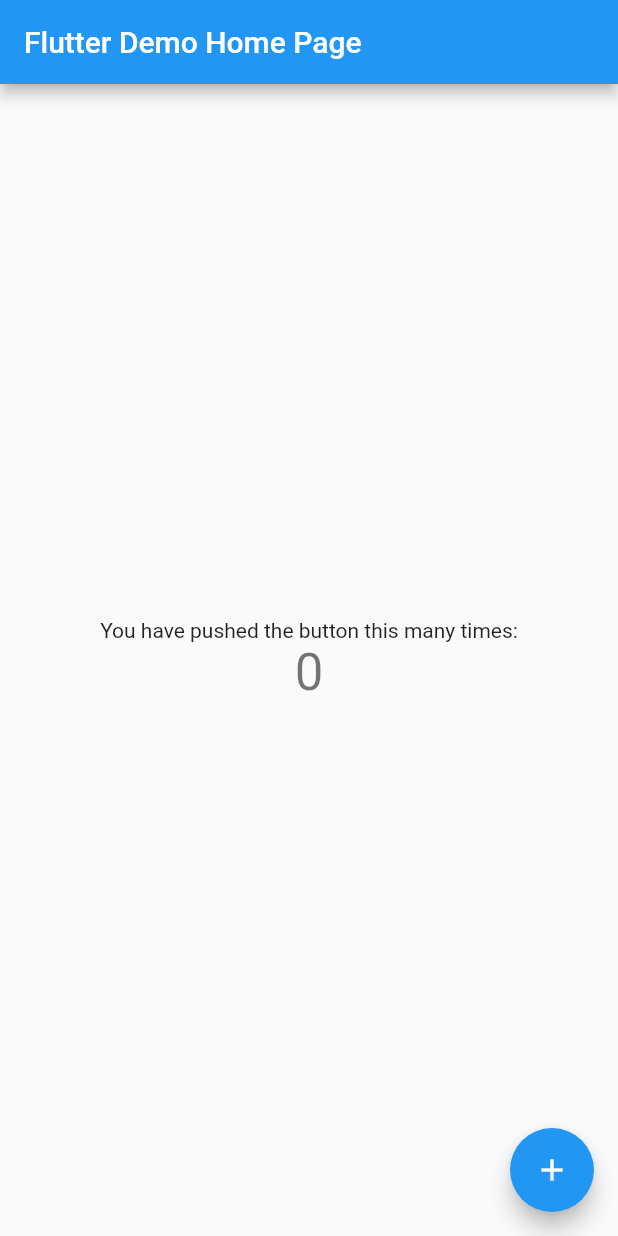
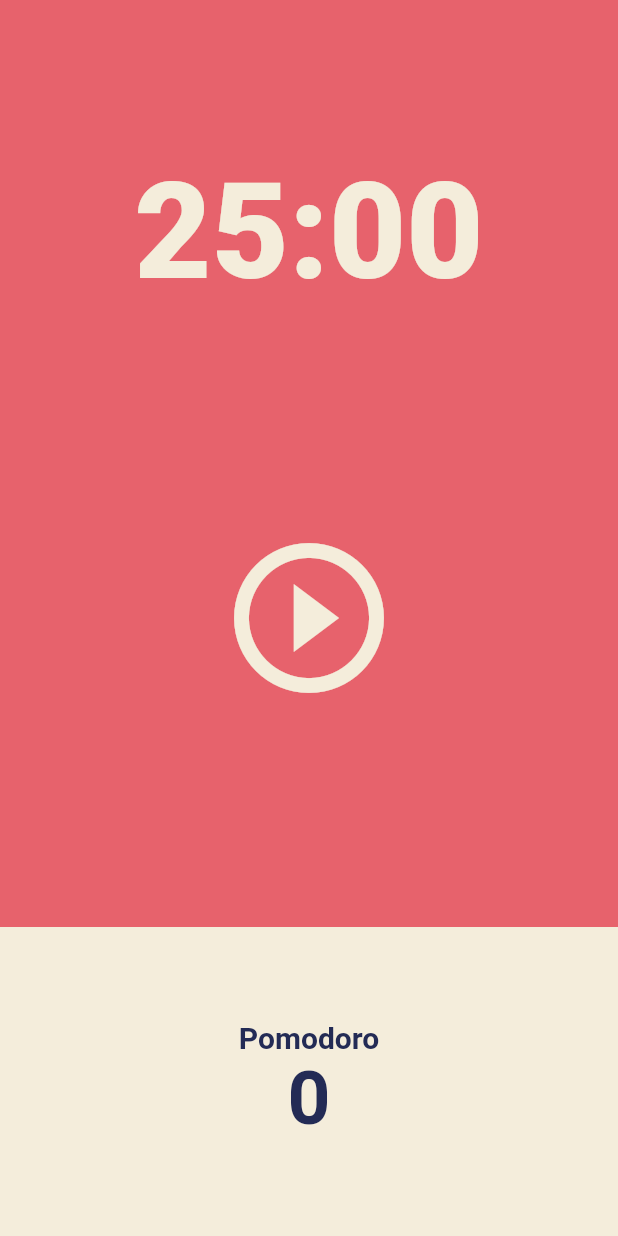
Before and after one commit to Dolphin-PC/pomodoro, a Flutter app: the screen it shows after launch, on a phone screen of 412 x 824 dp. Run offline on Flutter 3.47's test engine with Material 2 defaults, Android fonts, the phone set to English and light mode, and no system bars.

Commit message:
User Interface

```diff
--- a/lib/main.dart
+++ b/lib/main.dart
@@ -1,4 +1,5 @@
 import 'package:flutter/material.dart';
+import 'package:pomodoro/screens/home_screen.dart';
 
 void main() {
   runApp(const MyApp());
@@ -13,103 +14,15 @@ class MyApp extends StatelessWidget {
     return MaterialApp(
       title: 'Flutter Demo',
       theme: ThemeData(
-        // This is the theme of your application.
-        //
-        // Try running your application with "flutter run". You'll see the
-        // application has a blue toolbar. Then, without quitting the app, try
-        // changing the primarySwatch below to Colors.green and then invoke
-        // "hot reload" (press "r" in the console where you ran "flutter run",
-        // or simply save your changes to "hot reload" in a Flutter IDE).
-        // Notice that the counter didn't reset back to zero; the application
-        // is not restarted.
-        primarySwatch: Colors.blue,
+        backgroundColor: const Color(0XFFE7626C),
+        textTheme: const TextTheme(
+          headline1: TextStyle(
+            color: Color(0xFF232B55),
+          ),
+        ),
+        cardColor: const Color(0xFFF4EDDB),
       ),
-      home: const MyHomePage(title: 'Flutter Demo Home Page'),
+      home: const Scaffold(body: HomeScreen()),
     );
   }
 }
-
-class MyHomePage extends StatefulWidget {
-  const MyHomePage({super.key, required this.title});
-
-  // This widget is the home page of your application. It is stateful, meaning
-  // that it has a State object (defined below) that contains fields that affect
-  // how it looks.
-
-  // This class is the configuration for the state. It holds the values (in this
-  // case the title) provided by the parent (in this case the App widget) and
-  // used by the build method of the State. Fields in a Widget subclass are
-  // always marked "final".
-
-  final String title;
-
-  @override
-  State<MyHomePage> createState() => _MyHomePageState();
-}
-
-class _MyHomePageState extends State<MyHomePage> {
-  int _counter = 0;
-
-  void _incrementCounter() {
-    setState(() {
-      // This call to setState tells the Flutter framework that something has
-      // changed in this State, which causes it to rerun the build method below
-      // so that the display can reflect the updated values. If we changed
-      // _counter without calling setState(), then the build method would not be
-      // called again, and so nothing would appear to happen.
-      _counter++;
-    });
-  }
-
-  @override
-  Widget build(BuildContext context) {
-    // This method is rerun every time setState is called, for instance as done
-    // by the _incrementCounter method above.
-    //
-    // The Flutter framework has been optimized to make rerunning build methods
-    // fast, so that you can just rebuild anything that needs updating rather
-    // than having to individually change instances of widgets.
-    return Scaffold(
-      appBar: AppBar(
-        // Here we take the value from the MyHomePage object that was created by
-        // the App.build method, and use it to set our appbar title.
-        title: Text(widget.title),
-      ),
-      body: Center(
-        // Center is a layout widget. It takes a single child and positions it
-        // in the middle of the parent.
-        child: Column(
-          // Column is also a layout widget. It takes a list of children and
-          // arranges them vertically. By default, it sizes itself to fit its
-          // children horizontally, and tries to be as tall as its parent.
-          //
-          // Invoke "debug painting" (press "p" in the console, choose the
-          // "Toggle Debug Paint" action from the Flutter Inspector in Android
-          // Studio, or the "Toggle Debug Paint" command in Visual Studio Code)
-          // to see the wireframe for each widget.
-          //
-          // Column has various properties to control how it sizes itself and
-          // how it positions its children. Here we use mainAxisAlignment to
-          // center the children vertically; the main axis here is the vertical
-          // axis because Columns are vertical (the cross axis would be
-          // horizontal).
-          mainAxisAlignment: MainAxisAlignment.center,
-          children: <Widget>[
-            const Text(
-              'You have pushed the button this many times:',
-            ),
-            Text(
-              '$_counter',
-              style: Theme.of(context).textTheme.headline4,
-            ),
-          ],
-        ),
-      ),
-      floatingActionButton: FloatingActionButton(
-        onPressed: _incrementCounter,
-        tooltip: 'Increment',
-        child: const Icon(Icons.add),
-      ), // This trailing comma makes auto-formatting nicer for build methods.
-    );
-  }
-}
--- /dev/null
+++ b/lib/screens/home_screen.dart
@@ -0,0 +1,77 @@
+import 'package:flutter/material.dart';
+
+class HomeScreen extends StatefulWidget {
+  const HomeScreen({Key? key}) : super(key: key);
+
+  @override
+  State<HomeScreen> createState() => _HomeScreenState();
+}
+
+class _HomeScreenState extends State<HomeScreen> {
+  @override
+  Widget build(BuildContext context) {
+    return Scaffold(
+      backgroundColor: Theme.of(context).backgroundColor,
+      body: Column(children: [
+        Flexible(
+          flex: 1,
+          child: Container(
+            alignment: Alignment.bottomCenter,
+            child: Text(
+              '25:00',
+              style: TextStyle(
+                color: Theme.of(context).cardColor,
+                fontSize: 89,
+                fontWeight: FontWeight.w900,
+              ),
+            ),
+          ),
+        ),
+        Flexible(
+          flex: 2,
+          child: Center(
+            child: IconButton(
+              iconSize: 120,
+              color: Theme.of(context).cardColor,
+              onPressed: () {},
+              icon: const Icon(Icons.play_circle_outline),
+            ),
+          ),
+        ),
+        Flexible(
+          flex: 1,
+          child: Row(
+            children: [
+              Expanded(
+                child: Container(
+                  decoration: BoxDecoration(color: Theme.of(context).cardColor),
+                  child: Column(
+                    mainAxisAlignment: MainAxisAlignment.center,
+                    children: [
+                      Text(
+                        'Pomodoro',
+                        style: TextStyle(
+                            fontSize: 20,
+                            fontWeight: FontWeight.w600,
+                            color:
+                                Theme.of(context).textTheme.headline1!.color),
+                      ),
+                      Text(
+                        '0',
+                        style: TextStyle(
+                            fontSize: 50,
+                            fontWeight: FontWeight.w600,
+                            color:
+                                Theme.of(context).textTheme.headline1!.color),
+                      )
+                    ],
+                  ),
+                ),
+              ),
+            ],
+          ),
+        )
+      ]),
+    );
+  }
+}
```
